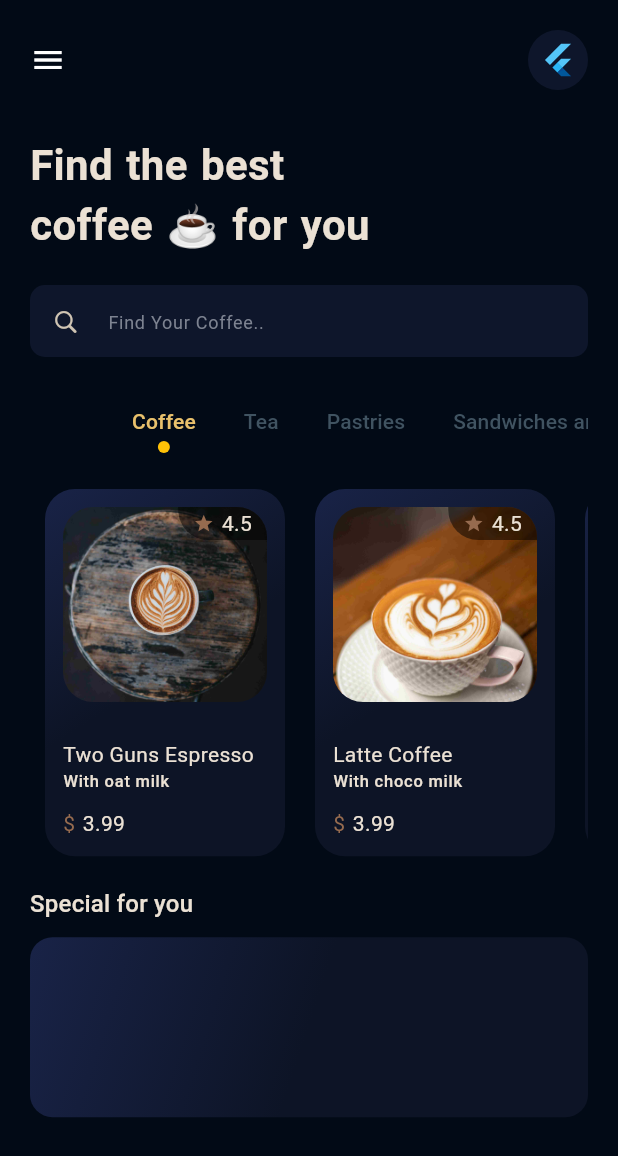
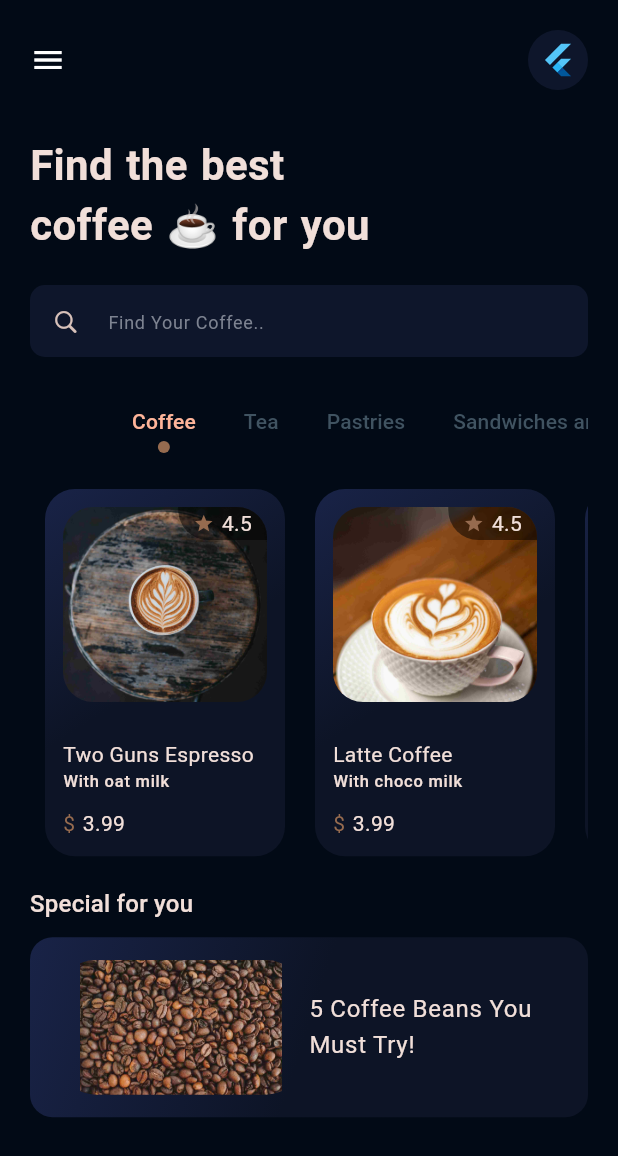
Before and after one commit to chrisokoriedev/coffe_master_ui, a Flutter app: the screen it shows after launch, on a phone screen of 412 x 824 dp. Shown: the top 1156 px of the screen. Run offline on Flutter 3.47's test engine with Material 2 defaults, Android fonts, the phone set to English and light mode, and no system bars.

Commit message:
done on the coffee tea is next

```diff
--- a/lib/main.dart
+++ b/lib/main.dart
@@ -1,3 +1,4 @@
+import 'package:coffe_master_ui/contansts.dart';
 import 'package:coffe_master_ui/widget/linear.dart';
 import 'package:flutter/cupertino.dart';
 import 'package:flutter/material.dart';
@@ -27,7 +28,7 @@ class MyApp extends StatelessWidget {
       theme: ThemeData(
         scaffoldBackgroundColor: scafffoldBg,
         colorScheme: ColorScheme.fromSeed(
-            seedColor: Colors.amber, brightness: Brightness.dark),
+            seedColor: Colors.brown, brightness: Brightness.dark),
         useMaterial3: true,
       ),
       home: const MyHomePage(),
@@ -105,16 +106,15 @@ class _MyHomePageState extends State<MyHomePage>
                 controller: _tabController,
                 isScrollable: true,
                 dividerColor: Colors.transparent,
+                indicatorColor: brownColor,
                 unselectedLabelColor: tabText,
-                indicator: CircleTabIndicator(color: Colors.amber),
+                indicator: CircleTabIndicator(color: brownColor),
                 tabs: myTabs),
             SizedBox(
               height: MediaQuery.of(context).size.height * 0.2 + 120,
-              child: Expanded(
-                child: TabBarView(
-                  controller: _tabController,
-                  children: tabViews,
-                ),
+              child: TabBarView(
+                controller: _tabController,
+                children: tabViews,
               ),
             ),
             Text(
@@ -124,11 +124,28 @@ class _MyHomePageState extends State<MyHomePage>
             const SizedBox(height: 10),
             Container(
               height: 120,
+              padding: const EdgeInsets.all(15),
               decoration: BoxDecoration(
                 color: lightBlueInput,
                 borderRadius: BorderRadius.circular(15),
                 gradient: linearPattern(),
               ),
+              child: Row(
+                mainAxisAlignment: MainAxisAlignment.spaceBetween,
+                children: [
+                Expanded(
+                  child: ClipRRect(
+                      borderRadius: BorderRadius.circular(30),
+                      child: Image.asset('$coffeeUrl/coffee_dash.jpeg')),
+                ),
+                Expanded(
+                    child: Column(
+                      mainAxisAlignment: MainAxisAlignment.center,
+                  children: [
+                    Text('5 Coffee Beans You Must Try!',style: text.bodyLarge,)
+                  ],
+                )),
+              ]),
             )
           ]),
         ),
```
Also changed, not shown: assets/coffee/coffee_dash.jpeg (added).
